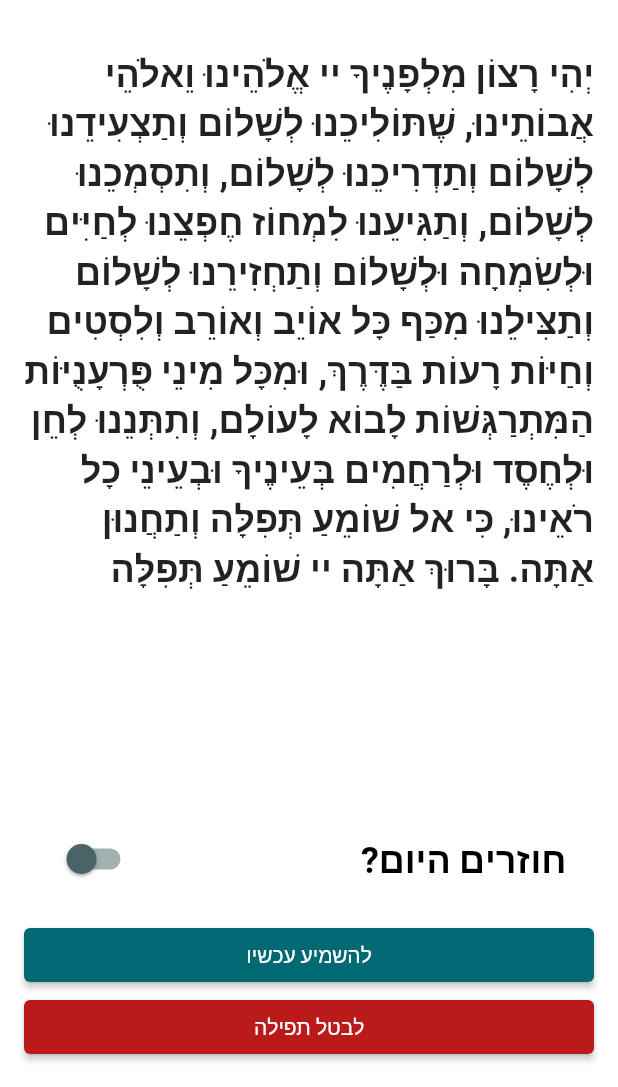
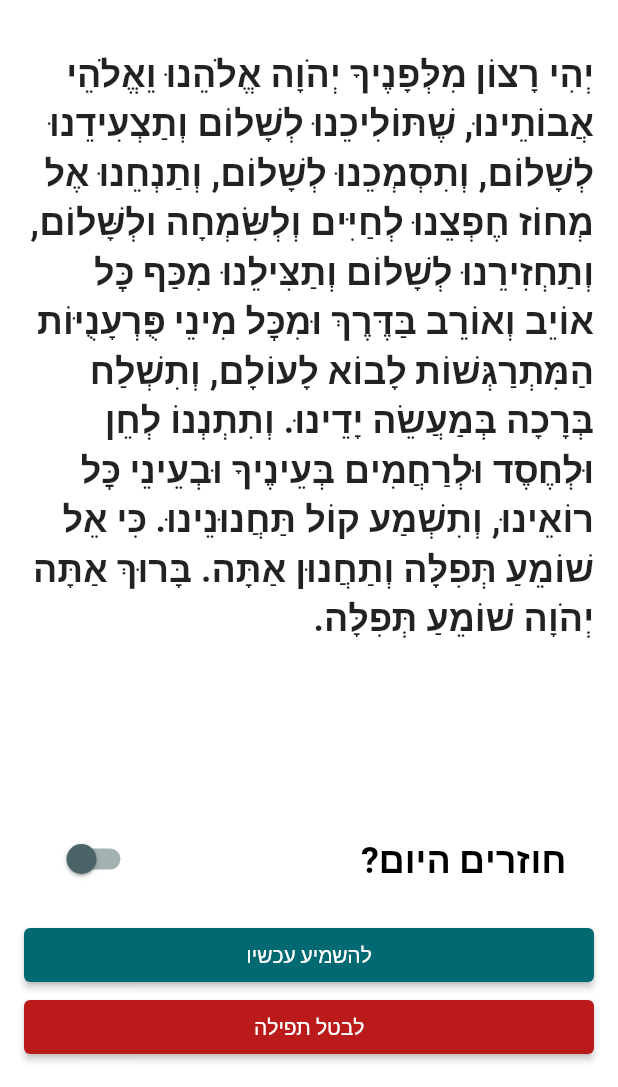
Before and after one commit to danielle-h/auto-tefilat-haderech, a Flutter app: the screen it shows after launch, on a phone screen of 412 x 824 dp, the part 149-1236 px from its top. Run offline on Flutter 3.47's test engine with Material 2 defaults, Android fonts, the phone set to English and light mode, and no system bars; our stand-ins replace just_audio, settings_ui, shared_preferences; missing offline and left inert: alarm.

Commit message:
fix: text didn't match audio.
* also small bug in settings

```diff
--- a/lib/home_page.dart
+++ b/lib/home_page.dart
@@ -57,10 +57,10 @@ class _HomePageState extends State<HomePage> {
   }
 
   final String ashkenaz_returnToday =
-      "יְהִי רָצוֹן מִלְפָנֶיךָ יי אֱלֹהֵינוּ וֵאלֹהֵי אֲבוֹתֵינוּ, שֶׁתּוֹלִיכֵנוּ לְשָׁלוֹם וְתַצְעִידֵנוּ לְשָׁלוֹם וְתַדְרִיכֵנוּ לְשָׁלוֹם, וְתִסְמְכֵנוּ לְשָׁלוֹם, וְתַגִּיעֵנוּ לִמְחוֹז חֶפְצֵנוּ לְחַיִּים וּלְשִׂמְחָה וּלְשָׁלוֹם וְתַחְזִירֵנוּ לְשָׁלוֹם וְתַצִּילֵנוּ מִכַּף כָּל אוֹיֵב וְאוֹרֵב וְלִסְטִים וְחַיּוֹת רָעוֹת בַּדֶּרֶךְ, וּמִכָּל מִינֵי פֻּרְעָנֻיּוֹת הַמִּתְרַגְּשׁוֹת לָבוֹא לָעוֹלָם, וְתִתְּנֵנוּ לְחֵן וּלְחֶסֶד וּלְרַחֲמִים בְּעֵינֶיךָ וּבְעֵינֵי כָל רֹאֵינוּ, כִּי אל שׁוֹמֵעַ תְּפִלָּה וְתַחֲנוּן אַתָּה. בָּרוּךְ אַתָּה יי שׁוֹמֵעַ תְּפִלָּה";
+      "יְהִי רָצוֹן מִלְּפָנֶיךָ יְהֹוָה אֱלֹהֵנוּ וֵאֱלֹהֵי אֲבוֹתֵינוּ, שֶׁתּוֹלִיכֵנוּ לְשָׁלוֹם וְתַצְעִידֵנוּ לְשָׁלוֹם, וְתִסְמְכֵנוּ לְשָׁלוֹם, וְתַנְחֵנוּ אֶל מְחוֹז חֶפְצֵנוּ לְחַיִּים וְלְשִּׂמְחָה ולְשָּׁלוֹם, וְתַחְזִירֵנוּ לְשָׁלוֹם וְתַצִּילֵנוּ מִכַּף כׇּל אוֹיֵב וְאוֹרֵב בַּדֶּרֶךְ וּמִכׇּל מִינֵי פֻּרְעָנֻיּוֹת הַמִּתְרַגְּשׁוֹת לָבוֹא לָעוֹלָם, וְתִשְׁלַח בְּרָכָה בְּמַעֲשֵׂה יָדֵינוּ. וְתִתְנְנוֹ לְחֵן וּלְחֶסֶד וּלְרַחֲמִים בְּעֵינֶיךָ וּבְעֵינֵי כׇּל רוֹאֵינוּ, וְתִשְׁמַע קוֹל תַּחֲנוּנֵינוּ. כִּי אֵל שׁוֹמֵעַ תְּפִלָּה וְתַחֲנוּן אַתָּה. בָּרוּךְ אַתָּה יְהֹוָה שׁוֹמֵעַ תְּפִלָּה.";
 
   final String ashkenaz_notReturnToday =
-      "יְהִי רָצוֹן מִלְפָנֶיךָ יי אֱלֹהֵינוּ וֵאלֹהֵי אֲבוֹתֵינוּ, שֶׁתּוֹלִיכֵנוּ לְשָׁלוֹם וְתַצְעִידֵנוּ לְשָׁלוֹם וְתַדְרִיכֵנוּ לְשָׁלוֹם, וְתִסְמְכֵנוּ לְשָׁלוֹם, וְתַגִּיעֵנוּ לִמְחוֹז חֶפְצֵנוּ לְחַיִּים וּלְשִׂמְחָה וּלְשָׁלוֹם וְתַצִּילֵנוּ מִכַּף כָּל אוֹיֵב וְאוֹרֵב וְלִסְטִים וְחַיּוֹת רָעוֹת בַּדֶּרֶךְ, וּמִכָּל מִינֵי פֻּרְעָנֻיּוֹת הַמִּתְרַגְּשׁוֹת לָבוֹא לָעוֹלָם, וְתִתְּנֵנוּ לְחֵן וּלְחֶסֶד וּלְרַחֲמִים בְּעֵינֶיךָ וּבְעֵינֵי כָל רֹאֵינוּ, כִּי אל שׁוֹמֵעַ תְּפִלָּה וְתַחֲנוּן אַתָּה. בָּרוּךְ אַתָּה יי שׁוֹמֵעַ תְּפִלָּה";
+      "יְהִי רָצוֹן מִלְּפָנֶיךָ יְהֹוָה אֱלֹהֵנוּ וֵאֱלֹהֵי אֲבוֹתֵינוּ, שֶׁתּוֹלִיכֵנוּ לְשָׁלוֹם וְתַצְעִידֵנוּ לְשָׁלוֹם, וְתִסְמְכֵנוּ לְשָׁלוֹם, וְתַנְחֵנוּ אֶל מְחוֹז חֶפְצֵנוּ לְחַיִּים וְלְשִּׂמְחָה ולְשָּׁלוֹם. וְתַצִּילֵנוּ מִכַּף כׇּל אוֹיֵב וְאוֹרֵב בַּדֶּרֶךְ וּמִכׇּל מִינֵי פֻּרְעָנֻיּוֹת הַמִּתְרַגְּשׁוֹת לָבוֹא לָעוֹלָם, וְתִשְׁלַח בְּרָכָה בְּמַעֲשֵׂה יָדֵינוּ. וְתִתְנְנוֹ לְחֵן וּלְחֶסֶד וּלְרַחֲמִים בְּעֵינֶיךָ וּבְעֵינֵי כׇּל רוֹאֵינוּ, וְתִשְׁמַע קוֹל תַּחֲנוּנֵינוּ. כִּי אֵל שׁוֹמֵעַ תְּפִלָּה וְתַחֲנוּן אַתָּה. בָּרוּךְ אַתָּה יְהֹוָה שׁוֹמֵעַ תְּפִלָּה.";
 
   void readAloud() async {
     if (!isPlaying) {
@@ -166,7 +166,7 @@ class _HomePageState extends State<HomePage> {
                               ReturnToday.notReturnToday;
                         }
                       });
-                     }),
+                    }),
               ],
             ),
             Container(
--- a/lib/prayer_parameters.dart
+++ b/lib/prayer_parameters.dart
@@ -1,5 +1,3 @@
-import 'dart:math';
-
 import 'package:tefilat_haderech/constants.dart';
 
 class PrayerParameters {
--- a/lib/settings_page.dart
+++ b/lib/settings_page.dart
@@ -42,7 +42,9 @@ class _SettingsPageState extends State<SettingsPage> {
               tiles: <SettingsTile>[
                 SettingsTile(
                   title: Text("קול"),
-                  value: Text(voice),
+                  value: voice == VoiceType.female.name
+                      ? const Text(Constants.femaleName)
+                      : const Text(Constants.maleName),
                   leading: Icon(Icons.record_voice_over),
                   onPressed: (context) async {
                     String? newVoice = await showDialog<String>(
```
Also changed, not shown: 1 other file.
